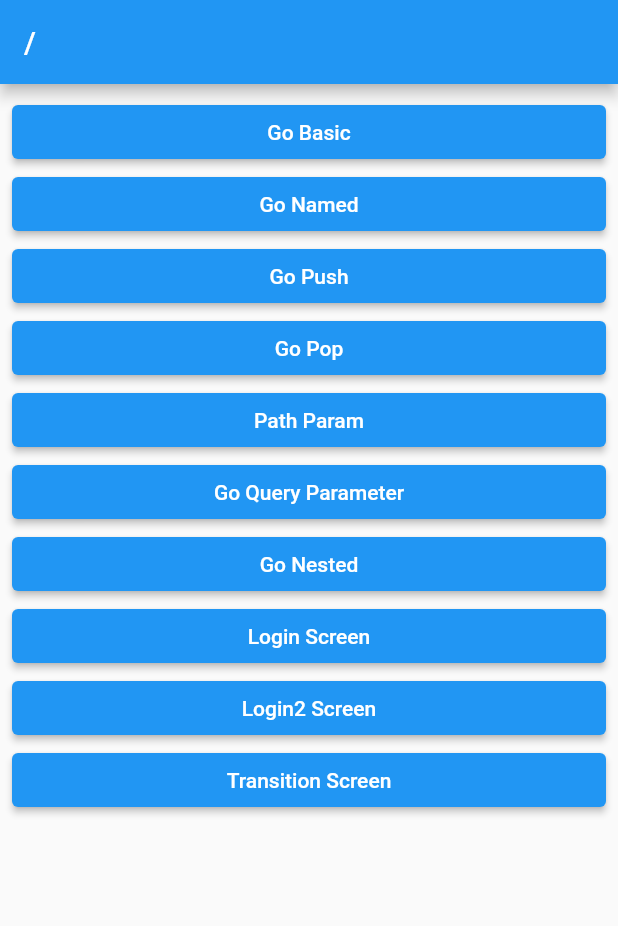
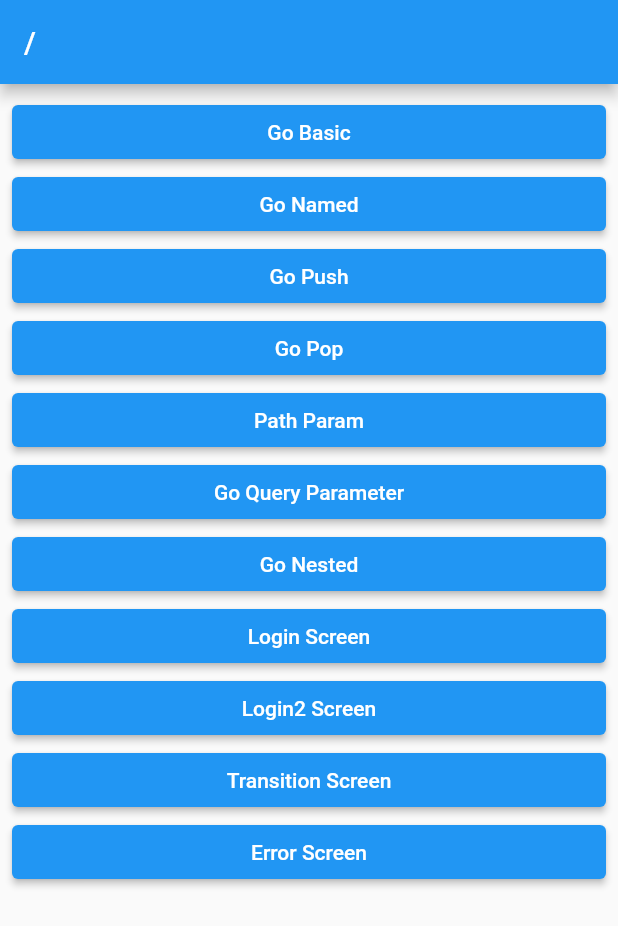
Before and after one commit to thdthdYi/flutter_go_router, a Flutter app: the screen it shows after launch, on a phone screen of 412 x 824 dp. Shown: the top 926 px of the screen. Run offline on Flutter 3.47's test engine with Material 2 defaults, Android fonts, the phone set to English and light mode, and no system bars; our stand-ins replace go_router.

Commit message:
go router _ error, log 확인 예제

```diff
--- a/lib/route/router.dart
+++ b/lib/route/router.dart
@@ -1,5 +1,6 @@
 import 'package:flutter/material.dart';
 import 'package:flutter_go_router_example/screen/10_transition_screen2.dart';
+import 'package:flutter_go_router_example/screen/11_error_screen.dart';
 import 'package:flutter_go_router_example/screen/1_basic_screen.dart';
 import 'package:flutter_go_router_example/screen/2_named_screen.dart';
 import 'package:flutter_go_router_example/screen/3_push_screen.dart';
@@ -161,4 +162,9 @@
               ])
         ],
       ),
-    ]);
+    ],
+    //gorouter의 error가 난 경우
+    errorBuilder: (context, state) =>
+        ErrorScreen(error: state.error.toString()),
+    //로그 보는 법 > goroute의 action을 로그로 볼 수 있음
+    debugLogDiagnostics: true);
--- /dev/null
+++ b/lib/screen/11_error_screen.dart
@@ -0,0 +1,27 @@
+import 'package:flutter/material.dart';
+import 'package:go_router/go_router.dart';
+
+class ErrorScreen extends StatelessWidget {
+  final String error;
+
+  const ErrorScreen({super.key, required this.error});
+
+  @override
+  Widget build(BuildContext context) {
+    return Scaffold(
+      appBar: AppBar(
+        title: const Text('Error'),
+      ),
+      body: ListView(
+        children: [
+          Text('Error : $error'),
+          ElevatedButton(
+              onPressed: () {
+                context.go('/');
+              },
+              child: const Text('홈'))
+        ],
+      ),
+    );
+  }
+}
--- a/lib/screen/root_screen.dart
+++ b/lib/screen/root_screen.dart
@@ -61,6 +61,11 @@
               context.go('/transition');
             },
             child: const Text('Transition Screen')),
+        ElevatedButton(
+            onPressed: () {
+              context.go('/error');
+            },
+            child: const Text('Error Screen')),
       ],
     ));
   }
```
